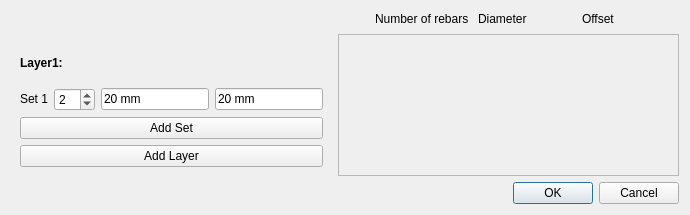
Before: the Qt Designer form BeamReinforcement/NumberDiameterOffset.ui in amrit3701/FreeCAD-Reinforcement, drawn with Qt 5.
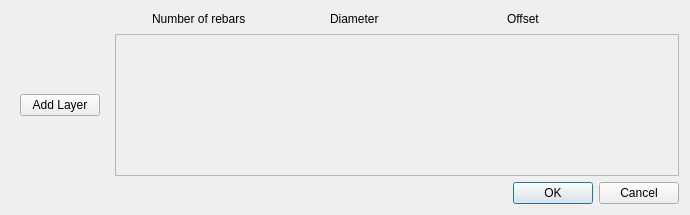
After: the same form once the commit is applied. Custom widgets are drawn as their Qt base class.

Commit message:
Create Remove Set button
And add created widgets to lists.

The edit to the form file:
```diff
--- a/BeamReinforcement/NumberDiameterOffset.ui
+++ b/BeamReinforcement/NumberDiameterOffset.ui
@@ -17,94 +17,6 @@
    <item row="1" column="0">
     <widget class="QWidget" name="dataWidget" native="true">
      <layout class="QVBoxLayout" name="verticalLayout">
-      <item>
-       <widget class="QLabel" name="layer1">
-        <property name="font">
-         <font>
-          <weight>75</weight>
-          <bold>true</bold>
-         </font>
-        </property>
-        <property name="text">
-         <string>Layer1:</string>
-        </property>
-       </widget>
-      </item>
-      <item>
-       <layout class="QHBoxLayout" name="horizontalLayout_2">
-        <item>
-         <widget class="QLabel" name="layer1set1">
-          <property name="sizePolicy">
-           <sizepolicy hsizetype="Fixed" vsizetype="Fixed">
-            <horstretch>0</horstretch>
-            <verstretch>0</verstretch>
-           </sizepolicy>
-          </property>
-          <property name="text">
-           <string>Set 1</string>
-          </property>
-         </widget>
-        </item>
-        <item>
-         <widget class="Gui::PrefSpinBox" name="layer1number1">
-          <property name="sizePolicy">
-           <sizepolicy hsizetype="Preferred" vsizetype="Fixed">
-            <horstretch>0</horstretch>
-            <verstretch>0</verstretch>
-           </sizepolicy>
-          </property>
-          <property name="value">
-           <number>2</number>
-          </property>
-         </widget>
-        </item>
-        <item>
-         <widget class="Gui::InputField" name="layer1diameter1">
-          <property name="sizePolicy">
-           <sizepolicy hsizetype="Preferred" vsizetype="Fixed">
-            <horstretch>0</horstretch>
-            <verstretch>0</verstretch>
-           </sizepolicy>
-          </property>
-          <property name="text">
-           <string>20 mm</string>
-          </property>
-          <property name="unit" stdset="0">
-           <string notr="true">mm</string>
-          </property>
-          <property name="quantity" stdset="0">
-           <double>20.000000000000000</double>
-          </property>
-         </widget>
-        </item>
-        <item>
-         <widget class="Gui::InputField" name="layer1offset1">
-          <property name="sizePolicy">
-           <sizepolicy hsizetype="Preferred" vsizetype="Fixed">
-            <horstretch>0</horstretch>
-            <verstretch>0</verstretch>
-           </sizepolicy>
-          </property>
-          <property name="text">
-           <string>20 mm</string>
-          </property>
-          <property name="unit" stdset="0">
-           <string notr="true">mm</string>
-          </property>
-          <property name="quantity" stdset="0">
-           <double>20.000000000000000</double>
-          </property>
-         </widget>
-        </item>
-       </layout>
-      </item>
-      <item>
-       <widget class="QPushButton" name="addSetButton1">
-        <property name="text">
-         <string>Add Set</string>
-        </property>
-       </widget>
-      </item>
       <item>
        <widget class="QPushButton" name="addLayerButton">
         <property name="text">
@@ -159,7 +71,7 @@
        <rect>
         <x>0</x>
         <y>0</y>
-        <width>272</width>
+        <width>566</width>
         <height>139</height>
        </rect>
       </property>
@@ -227,18 +139,6 @@
    </item>
   </layout>
  </widget>
- <customwidgets>
-  <customwidget>
-   <class>Gui::InputField</class>
-   <extends>QLineEdit</extends>
-   <header>Gui/InputField.h</header>
-  </customwidget>
-  <customwidget>
-   <class>Gui::PrefSpinBox</class>
-   <extends>QSpinBox</extends>
-   <header>Gui/PrefWidgets.h</header>
-  </customwidget>
- </customwidgets>
  <resources/>
  <connections/>
 </ui>
```
The commit also changes 1 other file.
